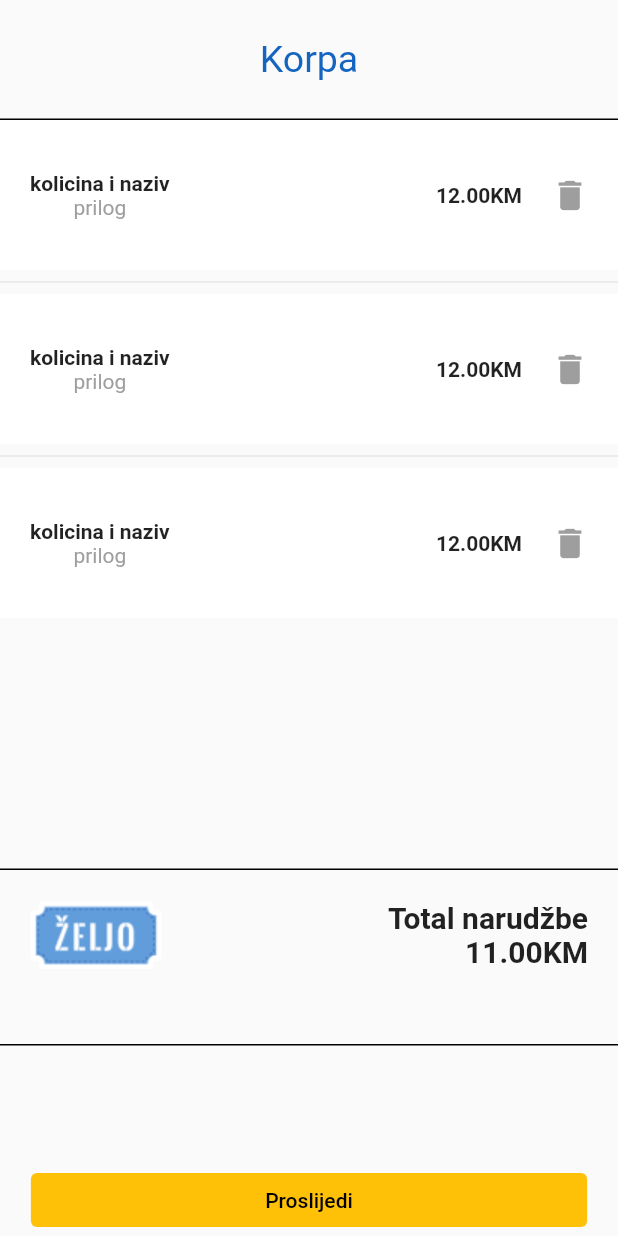
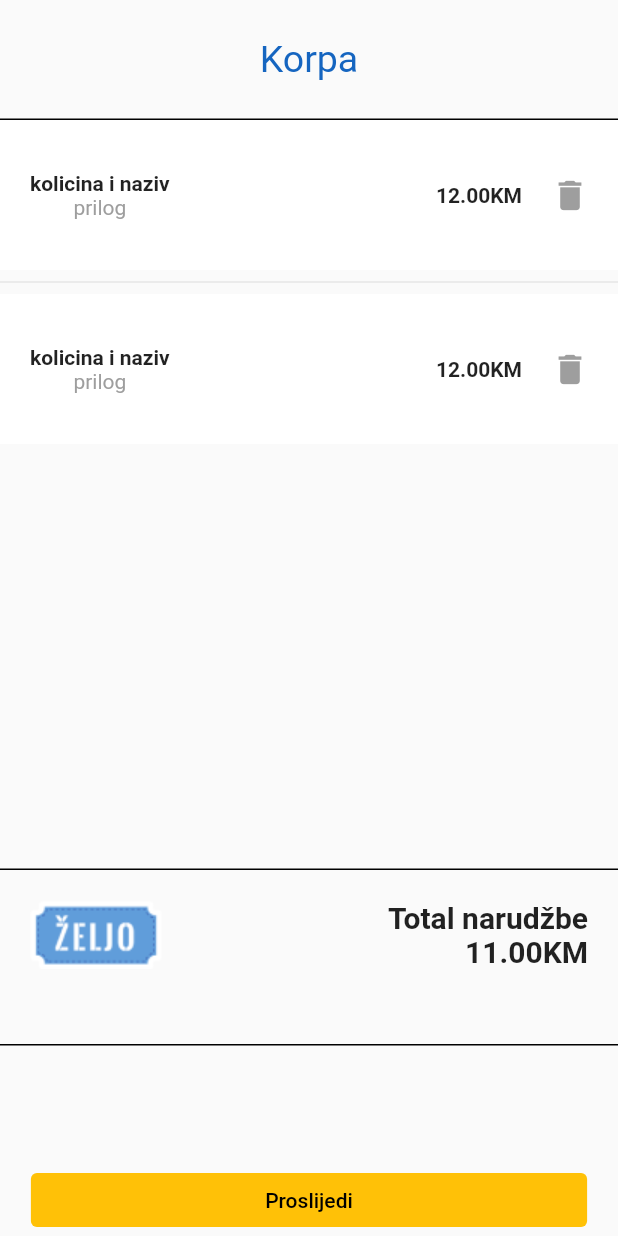
Before and after one commit to fcolakovic2/zeljo, a Flutter app: the screen it shows after launch, after a tap on the "delete" icon, on a phone screen of 412 x 824 dp. Run offline on Flutter 3.47's test engine with Material 2 defaults, Android fonts, the phone set to English and light mode, and no system bars; our stand-ins replace cloud_firestore, firebase_core, flutter_local_notifications; accounts and stored records are empty.

Commit message:
brisanje iz korpe dodato

```diff
--- /dev/null
+++ b/lib/utils/dummyData/dummyData.dart
@@ -0,0 +1 @@
+List<String> entries = <String>['A', 'B', 'C'];
--- a/lib/view/CheckOutView/widgets/ListViewItems.dart
+++ b/lib/view/CheckOutView/widgets/ListViewItems.dart
@@ -1,16 +1,44 @@
 import 'package:flutter/material.dart';
+import 'package:zeljoprojekat/utils/dummyData/dummyData.dart';
 import 'package:zeljoprojekat/utils/style/Styles.dart';
+import 'package:zeljoprojekat/view/CheckOutView/pages/CheckOutScreen.dart';
 
-Widget listViewItems() {
-  final List<String> entries = <String>['A', 'B', 'C'];
+class listViewItems extends StatefulWidget {
+  @override
+  _listViewItemsState createState() => _listViewItemsState();
+}
 
+class _listViewItemsState extends State<listViewItems> {
+  @override
+  Widget build(BuildContext context) {
     return Container(
       decoration: Style.border,
       child: ListView.separated(
-      // padding: const EdgeInsets.all(8),
         itemCount: entries.length,
         itemBuilder: (BuildContext context, int index) {
-        return Container(
+          return Dismissible(
+            key: UniqueKey(),
+
+            // only allows the user swipe from right to left
+            direction: DismissDirection.endToStart,
+
+            onDismissed: (_) {
+              setState(() {
+                entries.removeAt(index);
+              });
+            },
+
+            background: Container(
+              color: Colors.red,
+              margin: EdgeInsets.symmetric(horizontal: 15),
+              alignment: Alignment.centerRight,
+              child: Icon(
+                Icons.delete,
+                color: Colors.white,
+              ),
+            ),
+
+            child: Container(
               height: 100,
               color: Colors.white,
               child: Row(
@@ -41,7 +69,11 @@ Widget listViewItems() {
                         style: Style.boldText,
                       ),
                       TextButton(
-                    onPressed: () {},
+                        onPressed: () {
+                          setState(() {
+                            entries.removeAt(index);
+                          });
+                        },
                         child: Icon(
                           Icons.delete,
                           size: 26,
@@ -52,9 +84,11 @@ Widget listViewItems() {
                   ),
                 ],
               ),
+            ),
           );
         },
         separatorBuilder: (BuildContext context, int index) => const Divider(),
       ),
     );
   }
+}
```
Lines whose indentation alone changed are shown as unchanged.
